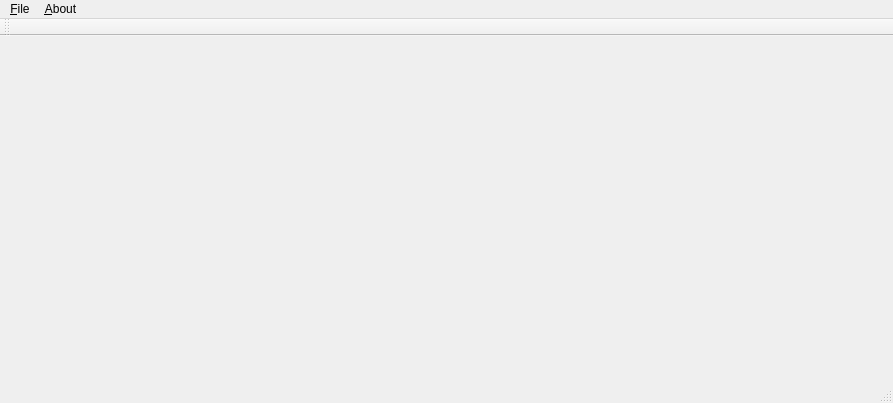
The window that src/cmainwindow.ui (AlekseyDurachenko/qookmarks) describes before a commit, drawn with Qt 5.
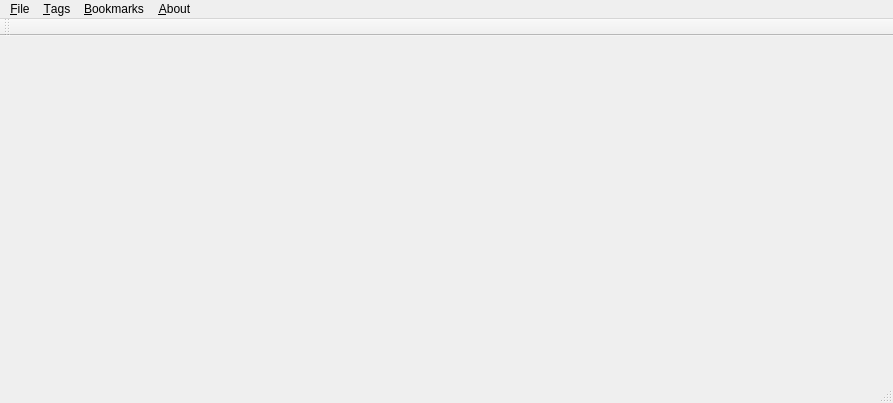
The same window after the commit. Icons and pictures are not drawn.

Commit message: action in main window

```diff
--- a/src/cmainwindow.ui
+++ b/src/cmainwindow.ui
@@ -45,7 +45,19 @@
     <addaction name="action_about"/>
     <addaction name="action_aboutQt"/>
    </widget>
+   <widget class="QMenu" name="menu_tags">
+    <property name="title">
+     <string>&amp;Tags</string>
+    </property>
+   </widget>
+   <widget class="QMenu" name="menu_bookmarks">
+    <property name="title">
+     <string>&amp;Bookmarks</string>
+    </property>
+   </widget>
    <addaction name="menu_file"/>
+   <addaction name="menu_tags"/>
+   <addaction name="menu_bookmarks"/>
    <addaction name="menu_About"/>
   </widget>
   <widget class="QToolBar" name="mainToolBar">
```
The commit also changes 1 other file.
